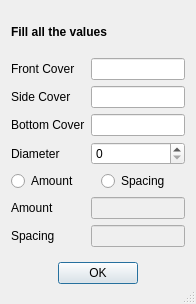
Above: StraightRebar.ui from amrit3701/FreeCAD-Reinforcement before the change. Below: the same form after it.
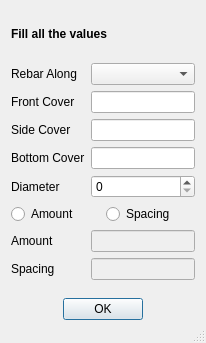
That is the form after the change.

Commit message: Added makeStraightRebar() function

The edit to the form file:
```diff
--- a/StraightRebar.ui
+++ b/StraightRebar.ui
@@ -6,8 +6,8 @@
    <rect>
     <x>0</x>
     <y>0</y>
-    <width>196</width>
-    <height>304</height>
+    <width>206</width>
+    <height>343</height>
    </rect>
   </property>
   <property name="windowTitle">
@@ -38,47 +38,47 @@
    </item>
    <item row="1" column="0">
     <layout class="QFormLayout" name="formLayout">
-     <item row="0" column="0">
+     <item row="1" column="0">
       <widget class="QLabel" name="frontCoverLabel">
        <property name="text">
         <string>Front Cover</string>
        </property>
       </widget>
      </item>
-     <item row="0" column="1">
+     <item row="1" column="1">
       <widget class="QLineEdit" name="frontCover"/>
      </item>
-     <item row="1" column="0">
+     <item row="2" column="0">
       <widget class="QLabel" name="sideCoverLabel">
        <property name="text">
         <string>Side Cover</string>
        </property>
       </widget>
      </item>
-     <item row="1" column="1">
+     <item row="2" column="1">
       <widget class="QLineEdit" name="sideCover"/>
      </item>
-     <item row="2" column="0">
+     <item row="3" column="0">
       <widget class="QLabel" name="bottomCoverLabel">
        <property name="text">
         <string>Bottom Cover</string>
        </property>
       </widget>
      </item>
-     <item row="2" column="1">
+     <item row="3" column="1">
       <widget class="QLineEdit" name="bottomCover"/>
      </item>
-     <item row="3" column="0">
+     <item row="4" column="0">
       <widget class="QLabel" name="diameterLabel">
        <property name="text">
         <string>Diameter</string>
        </property>
       </widget>
      </item>
-     <item row="3" column="1">
+     <item row="4" column="1">
       <widget class="QSpinBox" name="diameter"/>
      </item>
-     <item row="4" column="0" colspan="2">
+     <item row="5" column="0" colspan="2">
       <layout class="QHBoxLayout" name="horizontalLayout">
        <item>
         <widget class="QRadioButton" name="amount_radio">
@@ -96,34 +96,44 @@
        </item>
       </layout>
      </item>
-     <item row="5" column="0">
+     <item row="6" column="0">
       <widget class="QLabel" name="amountLabel">
        <property name="text">
         <string>Amount</string>
        </property>
       </widget>
      </item>
-     <item row="5" column="1">
+     <item row="6" column="1">
       <widget class="QLineEdit" name="amount">
        <property name="enabled">
         <bool>false</bool>
        </property>
       </widget>
      </item>
-     <item row="7" column="0">
+     <item row="8" column="0">
       <widget class="QLabel" name="spacingLabel">
        <property name="text">
         <string>Spacing</string>
        </property>
       </widget>
      </item>
-     <item row="7" column="1">
+     <item row="8" column="1">
       <widget class="QLineEdit" name="spacing">
        <property name="enabled">
         <bool>false</bool>
        </property>
       </widget>
      </item>
+     <item row="0" column="0">
+      <widget class="QLabel" name="rebarAlongLabel">
+       <property name="text">
+        <string>Rebar Along</string>
+       </property>
+      </widget>
+     </item>
+     <item row="0" column="1">
+      <widget class="QComboBox" name="rebarAlong"/>
+     </item>
     </layout>
    </item>
    <item row="2" column="0" alignment="Qt::AlignHCenter|Qt::AlignVCenter">
```
Left out of the diff: 38 changed lines with no effect on the pictures. The commit also changes 1 other file.
